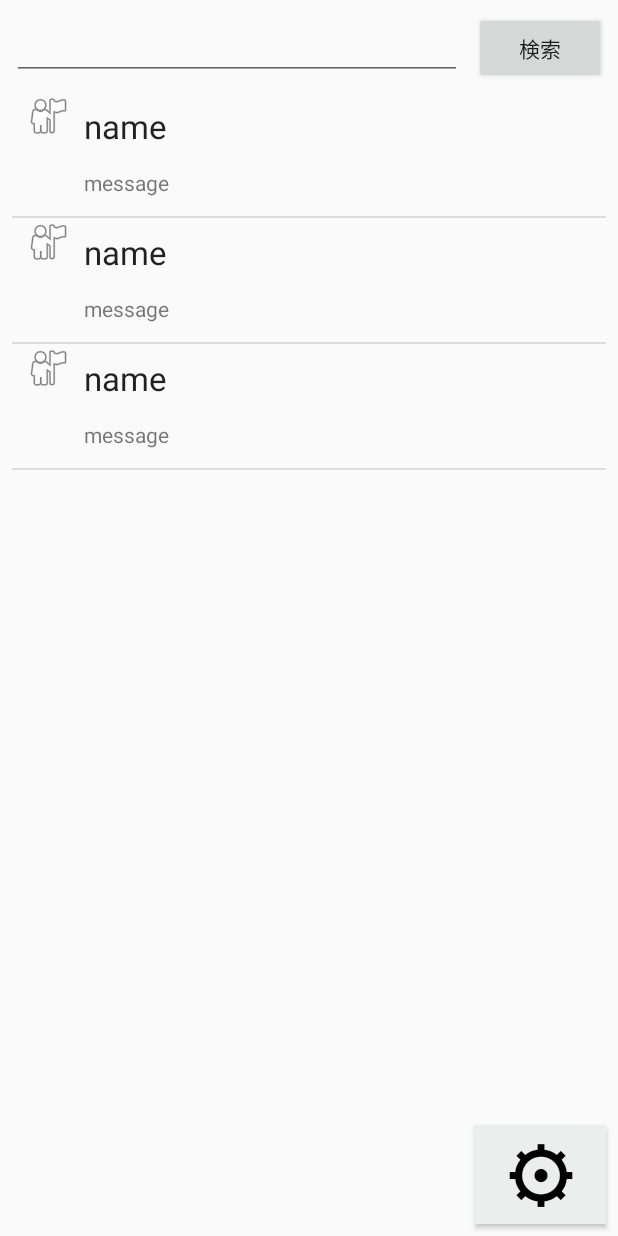
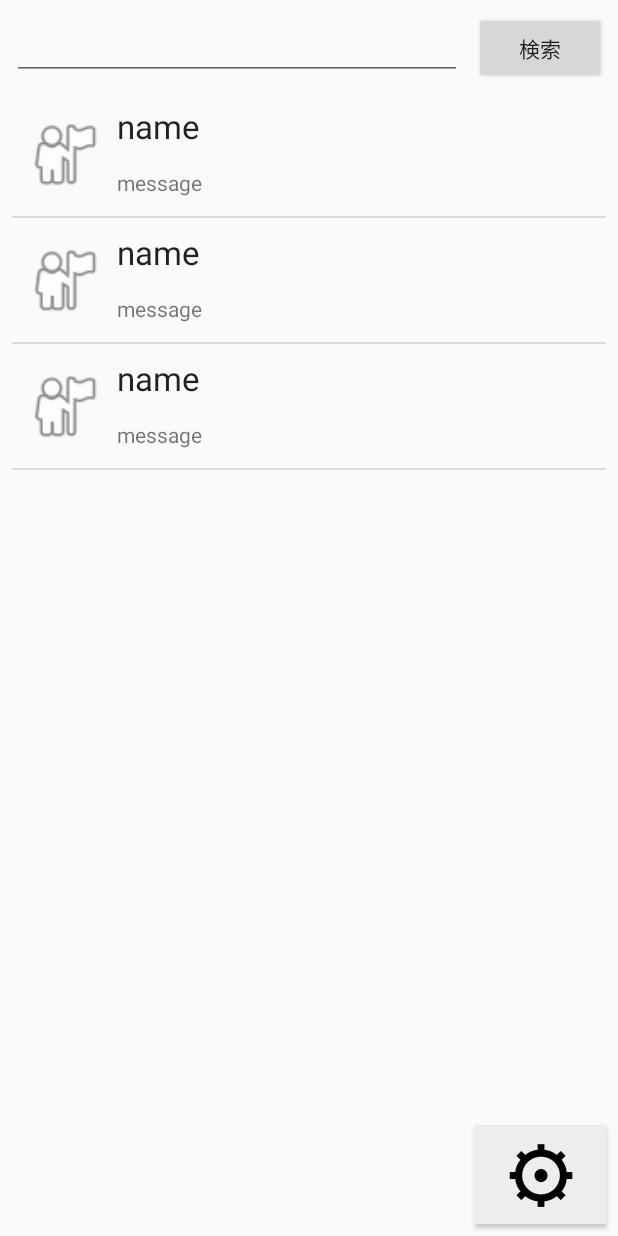
Before and after one commit to line-school2018summer/kyoto-a-client, an Android app: the layout activity_user_list.xml on its own in the app's theme, with its tools: preview values and no code run, on a phone screen of 412 x 824 dp. Run offline under Robolectric (Android 15) with nearby library versions, the light colour scheme and no system bars.

Commit message:
リストアイコンが表示できるようになりました

```diff
--- a/app/src/main/java/intern/line/me/kyotoaclient/adapter/UserListAdapter.kt
+++ b/app/src/main/java/intern/line/me/kyotoaclient/adapter/UserListAdapter.kt
@@ -4,8 +4,10 @@ import android.view.LayoutInflater
 import android.view.View
 import android.view.ViewGroup
 import android.content.Context
+import android.widget.ImageView
 import android.widget.ListAdapter
 import android.widget.TextView
+import com.bumptech.glide.Glide
 import intern.line.me.kyotoaclient.R
 import intern.line.me.kyotoaclient.model.entity.User
 import io.realm.OrderedRealmCollection
@@ -29,7 +31,9 @@ class UserListAdapter(private val context: Context, private val realm_results :
         if (adapterData != null) {
             val user = adapterData!![position]
             (convertView.findViewById(R.id.name_text) as TextView).text = user.name
-            (convertView.findViewById(R.id.name_icon) as TextView).text = user.name.substring(0, 1)
+            //(convertView.findViewById(R.id.name_icon) as TextView).text = user.name.substring(0, 1)
+            val imageVIew = (convertView.findViewById(R.id.icon) as ImageView)
+            Glide.with(context).load("https://kyoto-a-api.pinfort.me/download/icon/${user.id}").into(imageVIew)
         }
         return convertView
     }
--- a/app/src/main/res/layout/user_list_row.xml
+++ b/app/src/main/res/layout/user_list_row.xml
@@ -26,7 +26,7 @@
         android:layout_width="0dp"
         android:layout_height="wrap_content"
         android:layout_marginBottom="8dp"
-        android:layout_marginEnd="16dp"
+        android:layout_marginEnd="8dp"
         android:layout_marginStart="8dp"
         android:layout_marginTop="4dp"
         android:text="message"
@@ -45,11 +45,14 @@
 
     <ImageView
         android:id="@+id/icon"
-        android:layout_width="0dp"
-        android:layout_height="wrap_content"
+        android:layout_width="54dp"
+        android:layout_height="54dp"
+        android:layout_marginBottom="8dp"
         android:layout_marginStart="8dp"
+        android:layout_marginTop="8dp"
+        app:layout_constraintBottom_toBottomOf="parent"
         app:layout_constraintStart_toStartOf="parent"
-        app:srcCompat="@android:drawable/ic_menu_myplaces"
-        tools:layout_editor_absoluteY="24dp" />
+        app:layout_constraintTop_toTopOf="parent"
+        app:srcCompat="@android:drawable/ic_menu_myplaces" />
 
 </android.support.constraint.ConstraintLayout>
```
